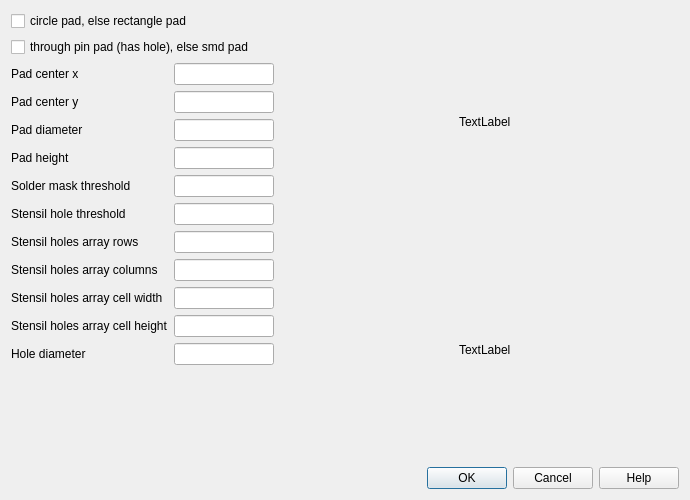
This is src/windows/SdDPadMaster.ui in usiksan/SaliCAD as Qt 5 draws it before an edit. The edited form follows.
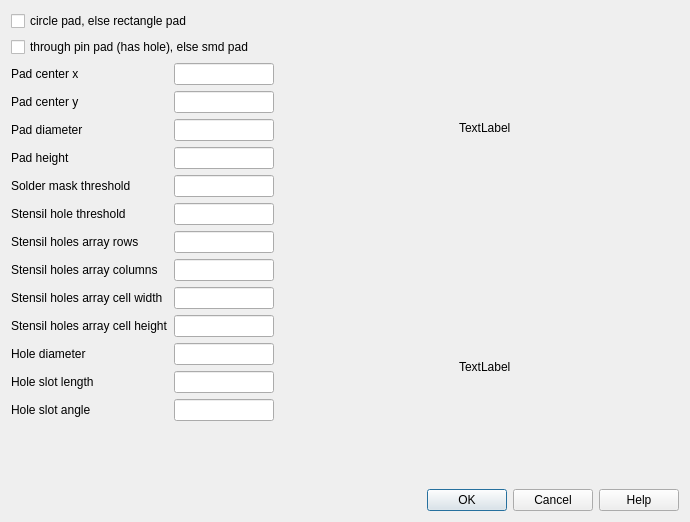
This is the edited form.

Commit message: v1.6  When append default component copy to it category from symbol v1.7  Append automatic form selection when sheet creation v1.8  Append slot form holes in a pads Append single row part master

```diff
--- a/src/windows/SdDPadMaster.ui
+++ b/src/windows/SdDPadMaster.ui
@@ -7,7 +7,7 @@
     <x>0</x>
     <y>0</y>
     <width>690</width>
-    <height>500</height>
+    <height>522</height>
    </rect>
   </property>
   <property name="windowTitle">
@@ -260,6 +260,46 @@
            </property>
           </widget>
          </item>
+         <item row="11" column="0">
+          <widget class="QLabel" name="label_13">
+           <property name="text">
+            <string>Hole slot length</string>
+           </property>
+          </widget>
+         </item>
+         <item row="12" column="0">
+          <widget class="QLabel" name="label_14">
+           <property name="text">
+            <string>Hole slot angle</string>
+           </property>
+          </widget>
+         </item>
+         <item row="11" column="1">
+          <widget class="QLineEdit" name="mHoleLength">
+           <property name="maximumSize">
+            <size>
+             <width>100</width>
+             <height>16777215</height>
+            </size>
+           </property>
+           <property name="toolTip">
+            <string>Hole diametr for through pads</string>
+           </property>
+          </widget>
+         </item>
+         <item row="12" column="1">
+          <widget class="QLineEdit" name="mSlotAngle">
+           <property name="maximumSize">
+            <size>
+             <width>100</width>
+             <height>16777215</height>
+            </size>
+           </property>
+           <property name="toolTip">
+            <string>Hole diametr for through pads</string>
+           </property>
+          </widget>
+         </item>
         </layout>
        </item>
       </layout>
```
The commit also changes 23 other files.
